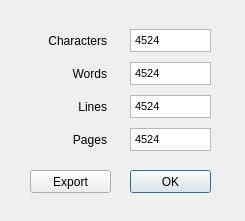
Old version of the form resources/frames/count.ui in the repository Peyala/PDFTool.
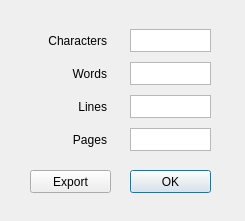
New version of the form. Icons and pictures are not drawn.

Commit message: Functional count

```diff
--- a/resources/frames/count.ui
+++ b/resources/frames/count.ui
@@ -113,7 +113,7 @@
 &lt;html&gt;&lt;head&gt;&lt;meta name=&quot;qrichtext&quot; content=&quot;1&quot; /&gt;&lt;style type=&quot;text/css&quot;&gt;
 p, li { white-space: pre-wrap; }
 &lt;/style&gt;&lt;/head&gt;&lt;body style=&quot; font-family:'MS Shell Dlg 2'; font-size:8.25pt; font-weight:400; font-style:normal;&quot;&gt;
-&lt;p style=&quot; margin-top:0px; margin-bottom:0px; margin-left:0px; margin-right:0px; -qt-block-indent:0; text-indent:0px;&quot;&gt;4524&lt;/p&gt;&lt;/body&gt;&lt;/html&gt;</string>
+&lt;p style=&quot;-qt-paragraph-type:empty; margin-top:0px; margin-bottom:0px; margin-left:0px; margin-right:0px; -qt-block-indent:0; text-indent:0px;&quot;&gt;&lt;br /&gt;&lt;/p&gt;&lt;/body&gt;&lt;/html&gt;</string>
    </property>
   </widget>
   <widget class="QLabel" name="charLabel">
@@ -194,7 +194,7 @@
 &lt;html&gt;&lt;head&gt;&lt;meta name=&quot;qrichtext&quot; content=&quot;1&quot; /&gt;&lt;style type=&quot;text/css&quot;&gt;
 p, li { white-space: pre-wrap; }
 &lt;/style&gt;&lt;/head&gt;&lt;body style=&quot; font-family:'MS Shell Dlg 2'; font-size:8.25pt; font-weight:400; font-style:normal;&quot;&gt;
-&lt;p style=&quot; margin-top:0px; margin-bottom:0px; margin-left:0px; margin-right:0px; -qt-block-indent:0; text-indent:0px;&quot;&gt;4524&lt;/p&gt;&lt;/body&gt;&lt;/html&gt;</string>
+&lt;p style=&quot;-qt-paragraph-type:empty; margin-top:0px; margin-bottom:0px; margin-left:0px; margin-right:0px; -qt-block-indent:0; text-indent:0px;&quot;&gt;&lt;br /&gt;&lt;/p&gt;&lt;/body&gt;&lt;/html&gt;</string>
    </property>
   </widget>
   <widget class="QLabel" name="wordsLabel">
@@ -275,7 +275,7 @@
 &lt;html&gt;&lt;head&gt;&lt;meta name=&quot;qrichtext&quot; content=&quot;1&quot; /&gt;&lt;style type=&quot;text/css&quot;&gt;
 p, li { white-space: pre-wrap; }
 &lt;/style&gt;&lt;/head&gt;&lt;body style=&quot; font-family:'MS Shell Dlg 2'; font-size:8.25pt; font-weight:400; font-style:normal;&quot;&gt;
-&lt;p style=&quot; margin-top:0px; margin-bottom:0px; margin-left:0px; margin-right:0px; -qt-block-indent:0; text-indent:0px;&quot;&gt;4524&lt;/p&gt;&lt;/body&gt;&lt;/html&gt;</string>
+&lt;p style=&quot;-qt-paragraph-type:empty; margin-top:0px; margin-bottom:0px; margin-left:0px; margin-right:0px; -qt-block-indent:0; text-indent:0px;&quot;&gt;&lt;br /&gt;&lt;/p&gt;&lt;/body&gt;&lt;/html&gt;</string>
    </property>
   </widget>
   <widget class="QLabel" name="linesLabel">
@@ -356,7 +356,7 @@
 &lt;html&gt;&lt;head&gt;&lt;meta name=&quot;qrichtext&quot; content=&quot;1&quot; /&gt;&lt;style type=&quot;text/css&quot;&gt;
 p, li { white-space: pre-wrap; }
 &lt;/style&gt;&lt;/head&gt;&lt;body style=&quot; font-family:'MS Shell Dlg 2'; font-size:8.25pt; font-weight:400; font-style:normal;&quot;&gt;
-&lt;p style=&quot; margin-top:0px; margin-bottom:0px; margin-left:0px; margin-right:0px; -qt-block-indent:0; text-indent:0px;&quot;&gt;4524&lt;/p&gt;&lt;/body&gt;&lt;/html&gt;</string>
+&lt;p style=&quot;-qt-paragraph-type:empty; margin-top:0px; margin-bottom:0px; margin-left:0px; margin-right:0px; -qt-block-indent:0; text-indent:0px;&quot;&gt;&lt;br /&gt;&lt;/p&gt;&lt;/body&gt;&lt;/html&gt;</string>
    </property>
   </widget>
   <widget class="QPushButton" name="pushButton">
```
Left out of the diff: 4 changed lines with no effect on the pictures. The commit also changes 2 other files.
